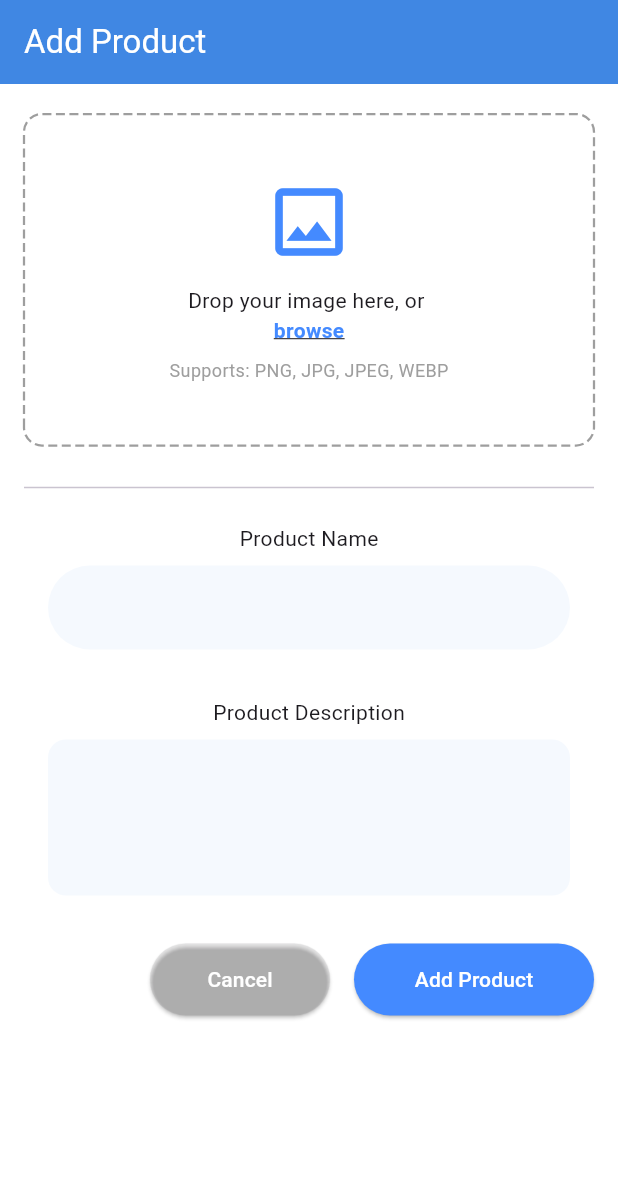
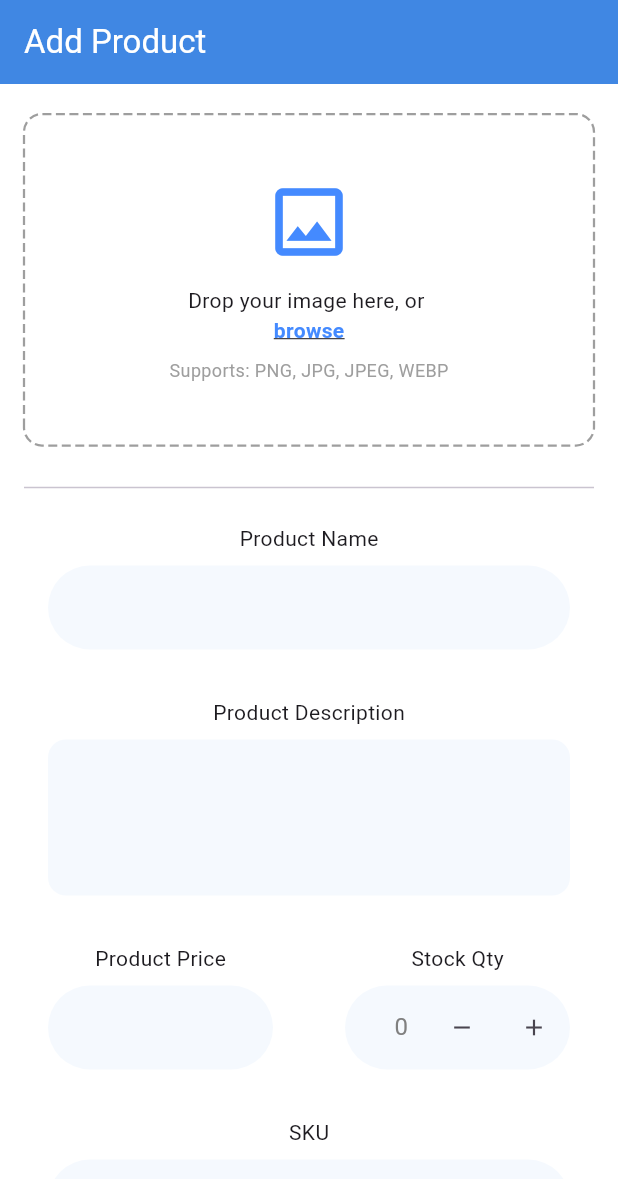
Before and after one commit to rajdeepf1/Microsensors-Flutter, a Flutter app: the AddProduct screen opened by its route, on a phone screen of 412 x 824 dp. Shown: the top 1179 px of the screen. Run offline on Flutter 3.47's test engine with Material 3 defaults, Android fonts, the phone set to English and light mode, and no system bars; drawn by our look-alikes of dotted_border; our stand-ins replace dio, file_picker, firebase_core, firebase_messaging, flutter_hooks, flutter_local_notifications and 8 more; accounts and stored records are empty.

Commit message:
Add product ui done

```diff
--- a/lib/features/add_product/presentation/add_product.dart
+++ b/lib/features/add_product/presentation/add_product.dart
@@ -1,29 +1,34 @@
 import 'package:flutter/material.dart';
+import 'package:flutter_hooks/flutter_hooks.dart';
 import 'package:microsensors/features/components/main_layout/main_layout.dart';
 import 'package:microsensors/utils/colors.dart';
 import 'package:microsensors/utils/constants.dart';
 import 'package:flutter/material.dart';
 import 'package:dotted_border/dotted_border.dart';
 
-class AddProduct extends StatelessWidget {
+import '../../components/quantity_edit_text/QuantityField.dart';
+
+class AddProduct extends HookWidget {
   const AddProduct({super.key});
 
   @override
   Widget build(BuildContext context) {
+    final isSwitched = useState(true);
 
-    return
-      MainLayout(title: "Add Product", child:SingleChildScrollView(
+    return MainLayout(
+      title: "Add Product",
+      child: SingleChildScrollView(
         padding: const EdgeInsets.symmetric(horizontal: 16.0),
         child: Column(
           children: [
-            SizedBox(height: 20,),
+            SizedBox(height: 20),
             UploadBox(
               onBrowseTap: () {
                 print("Browse tapped");
                 // open file picker here
               },
             ),
-            SizedBox(height: 20,),
+            SizedBox(height: 20),
             const Divider(),
             Form(
               child: Column(
@@ -37,7 +42,9 @@ class AddProduct extends StatelessWidget {
                         filled: true,
                         fillColor: AppColors.app_blue_color.withOpacity(0.05),
                         contentPadding: const EdgeInsets.symmetric(
-                            horizontal: 16.0 * 1.5, vertical: 16.0),
+                          horizontal: 16.0 * 1.5,
+                          vertical: 16.0,
+                        ),
                         border: const OutlineInputBorder(
                           borderSide: BorderSide.none,
                           borderRadius: BorderRadius.all(Radius.circular(50)),
@@ -50,13 +57,17 @@ class AddProduct extends StatelessWidget {
                     child: TextFormField(
                       initialValue: "",
                       style: TextStyle(color: AppColors.sub_heading_text_color),
-                      keyboardType: TextInputType.multiline, // tells keyboard it's multiline
-                      maxLines: 5, // allows multiple lines
-                      minLines: 3, // ensures box has some height
+                      keyboardType: TextInputType.multiline,
+                      // tells keyboard it's multiline
+                      maxLines: 5,
+                      // allows multiple lines
+                      minLines: 3,
+                      // ensures box has some height
                       decoration: InputDecoration(
                         filled: true,
                         fillColor: AppColors.app_blue_color.withOpacity(0.05),
-                        alignLabelWithHint: true, // better alignment for multiline
+                        alignLabelWithHint: true,
+                        // better alignment for multiline
                         contentPadding: const EdgeInsets.symmetric(
                           horizontal: 16.0,
                           vertical: 16.0,
@@ -64,13 +75,101 @@ class AddProduct extends StatelessWidget {
                         border: const OutlineInputBorder(
                           borderSide: BorderSide.none,
                           borderRadius: BorderRadius.all(
-                            Radius.circular(12), // softer corners (instead of 50)
+                            Radius.circular(
+                              12,
+                            ), // softer corners (instead of 50)
                           ),
                         ),
                       ),
                     ),
-                  )
+                  ),
 
+                  Row(
+                    children: [
+                      Expanded(
+                        child: ProductEditField(
+                          text: "Product Price",
+                          child: TextFormField(
+                            style: TextStyle(
+                              color: AppColors.sub_heading_text_color,
+                            ),
+                            decoration: InputDecoration(
+                              filled: true,
+                              fillColor: AppColors.app_blue_color.withOpacity(
+                                0.05,
+                              ),
+                              contentPadding: const EdgeInsets.symmetric(
+                                horizontal: 16.0 * 1.5,
+                                vertical: 16.0,
+                              ),
+                              border: const OutlineInputBorder(
+                                borderSide: BorderSide.none,
+                                borderRadius: BorderRadius.all(
+                                  Radius.circular(50),
+                                ),
+                              ),
+                            ),
+                          ),
+                        ),
+                      ),
+                      const SizedBox(width: 16), // spacing between fields
+                      Expanded(
+                        child:QuantityField(
+                          label: "Stock Qty",
+                          initialValue: 0,
+                          onChanged: (val) {
+                            print("Quantity updated: $val");
+                          },
+                        ),
+
+                      ),
+                    ],
+                  ),
+
+                  ProductEditField(
+                    text: "SKU",
+                    child: TextFormField(
+                      style: TextStyle(color: AppColors.sub_heading_text_color),
+                      decoration: InputDecoration(
+                        filled: true,
+                        fillColor: AppColors.app_blue_color.withOpacity(0.05),
+                        contentPadding: const EdgeInsets.symmetric(
+                          horizontal: 16.0 * 1.5,
+                          vertical: 16.0,
+                        ),
+                        border: const OutlineInputBorder(
+                          borderSide: BorderSide.none,
+                          borderRadius: BorderRadius.all(Radius.circular(50)),
+                        ),
+                      ),
+                    ),
+                  ),
+
+                  Padding(
+                    padding: const EdgeInsets.symmetric(vertical: 16,horizontal: 16.0 * 1.5),
+                    child: Row(
+                      spacing: 16,
+                      children: [
+                        Text(isSwitched.value ? "Active" : "InActive"),
+
+                        Switch(
+                          value: isSwitched.value,
+                          onChanged: (val) => isSwitched.value = val,
+                          activeThumbColor: Colors.green,
+                          activeTrackColor: Colors.greenAccent,
+                          // track color when ON
+                          inactiveThumbColor: AppColors.app_blue_color,
+                          // thumb color when OFF
+                          inactiveTrackColor: AppColors.app_blue_color
+                              .withOpacity(0.05),
+                          // track color when OFF
+                          trackOutlineColor: MaterialStateProperty.all(
+                            AppColors.app_blue_color.withOpacity(0.05),
+                          ),
+                        ),
+                      ],
+                    ),
+                  ),
                 ],
               ),
             ),
@@ -83,11 +182,9 @@ class AddProduct extends StatelessWidget {
                   child: ElevatedButton(
                     onPressed: () {},
                     style: ElevatedButton.styleFrom(
-                      backgroundColor: Theme.of(context)
-                          .textTheme
-                          .bodyLarge!
-                          .color!
-                          .withOpacity(0.08),
+                      backgroundColor: Theme.of(
+                        context,
+                      ).textTheme.bodyLarge!.color!.withOpacity(0.08),
                       foregroundColor: Colors.white,
                       minimumSize: const Size(double.infinity, 48),
                       shape: const StadiumBorder(),
@@ -111,13 +208,12 @@ class AddProduct extends StatelessWidget {
                 ),
               ],
             ),
+            SizedBox(height: 80,)
           ],
         ),
-      ),);
+      ),
+    );
   }
-
-
-
 }
 
 class UploadBox extends StatelessWidget {
@@ -132,7 +228,8 @@ class UploadBox extends StatelessWidget {
       radius: const Radius.circular(12),
       color: Colors.grey,
       strokeWidth: 1.5,
-      dashPattern: const [6, 3], // dash style
+      dashPattern: const [6, 3],
+      // dash style
       child: Container(
         width: double.infinity,
         padding: const EdgeInsets.symmetric(vertical: 40, horizontal: 16),
@@ -140,8 +237,7 @@ class UploadBox extends StatelessWidget {
           mainAxisSize: MainAxisSize.min,
           children: [
             // Upload icon
-            Icon(Icons.image_outlined,
-                size: 60, color: Colors.blueAccent),
+            Icon(Icons.image_outlined, size: 60, color: Colors.blueAccent),
 
             const SizedBox(height: 12),
 
@@ -178,13 +274,8 @@ class UploadBox extends StatelessWidget {
   }
 }
 
-
 class ProductEditField extends StatelessWidget {
-  const ProductEditField({
-    super.key,
-    required this.text,
-    required this.child,
-  });
+  const ProductEditField({super.key, required this.text, required this.child});
 
   final String text;
   final Widget child;
--- /dev/null
+++ b/lib/features/components/quantity_edit_text/QuantityField.dart
@@ -0,0 +1,68 @@
+import 'package:flutter/material.dart';
+import 'package:flutter_hooks/flutter_hooks.dart';
+
+import '../../../utils/colors.dart';
+import '../../add_product/presentation/add_product.dart';
+
+class QuantityField extends HookWidget {
+  final String label;
+  final int initialValue;
+  final ValueChanged<int>? onChanged;
+
+  const QuantityField({
+    super.key,
+    required this.label,
+    this.initialValue = 0,
+    this.onChanged,
+  });
+
+  @override
+  Widget build(BuildContext context) {
+    final qty = useState(initialValue);
+    final controller = useTextEditingController(text: qty.value.toString());
+
+    void updateValue(int newVal) {
+      if (newVal < 0) return; // prevent negative qty
+      qty.value = newVal;
+      controller.text = newVal.toString();
+      if (onChanged != null) onChanged!(newVal);
+    }
+
+    return ProductEditField(
+      text: label,
+      child: TextFormField(
+        controller: controller,
+        readOnly: true, // user can only change via buttons
+        textAlign: TextAlign.center,
+        style: TextStyle(color: AppColors.sub_heading_text_color),
+        decoration: InputDecoration(
+          filled: true,
+          fillColor: AppColors.app_blue_color.withOpacity(0.05),
+          contentPadding: const EdgeInsets.symmetric(
+            horizontal: 16.0 * 1.5,
+            vertical: 16.0,
+          ),
+          border: const OutlineInputBorder(
+            borderSide: BorderSide.none,
+            borderRadius: BorderRadius.all(Radius.circular(50)),
+          ),
+          suffixIcon: Row(
+            mainAxisSize: MainAxisSize.min,
+            children: [
+              IconButton(
+                padding: EdgeInsets.zero,
+                icon: const Icon(Icons.remove, size: 18),
+                onPressed: () => updateValue(qty.value - 1),
+              ),
+              IconButton(
+                padding: EdgeInsets.zero,
+                icon: const Icon(Icons.add, size: 18),
+                onPressed: () => updateValue(qty.value + 1),
+              ),
+            ],
+          ),
+        ),
+      ),
+    );
+  }
+}
--- a/lib/utils/colors.dart
+++ b/lib/utils/colors.dart
@@ -17,5 +17,4 @@ class AppColors {
   static final tab_text_color = "#ffffff".toColor();
   static final tab_indicator_color = "#1f2f48".toColor();
 
-
 }
```
